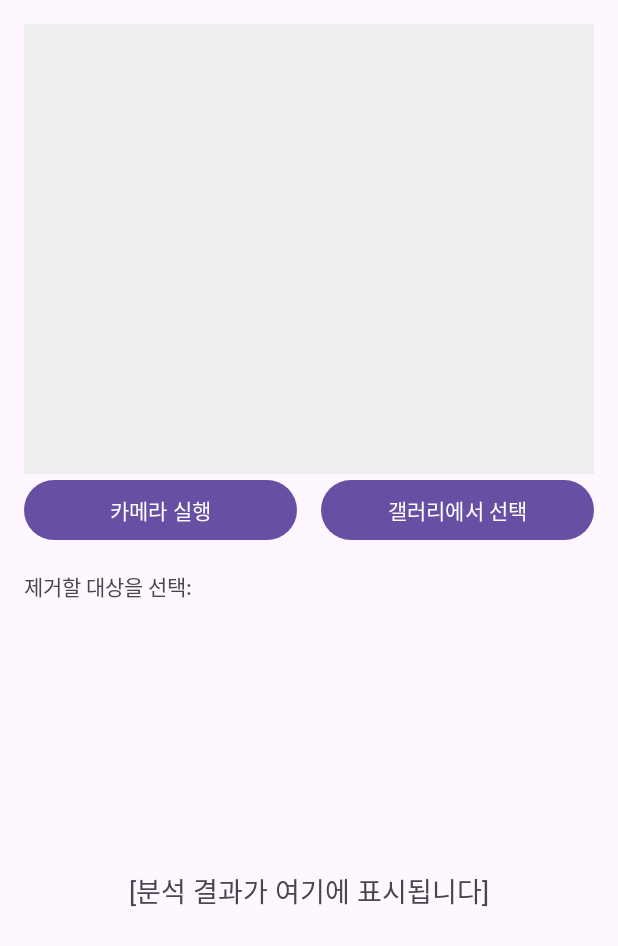
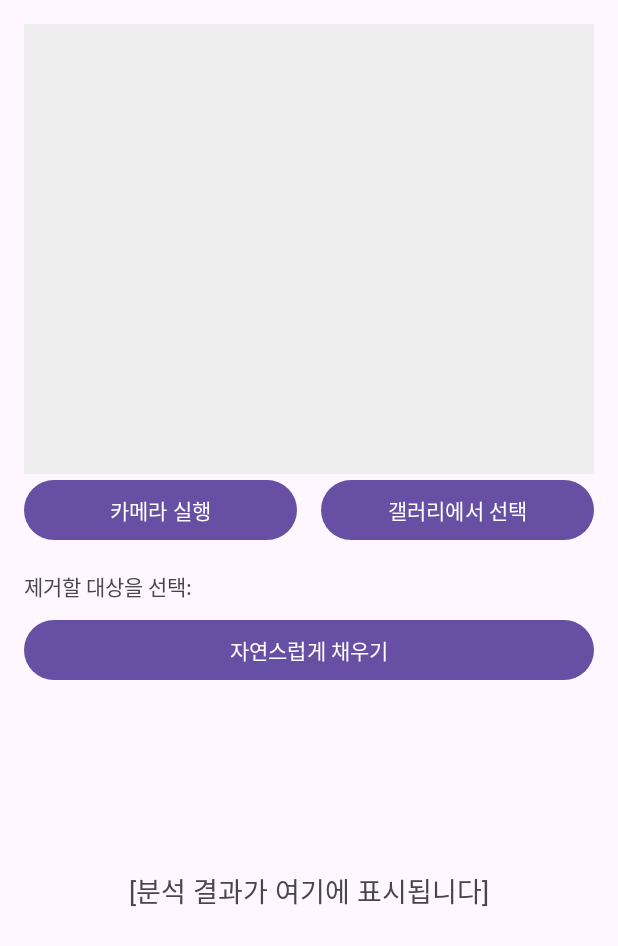
Before and after one commit to chaeun00/WootecoOnDeviceAI, an Android app: the screen it shows after launch (MainActivity), on a phone screen of 412 x 824 dp. Shown: the top 946 px of the screen. Run offline under Robolectric (Android 15) with nearby library versions, the phone set to English and light mode, and no system bars.

Commit message:
feat: '자연스럽게 채우기' 기능 UI 연동
- '자연스럽게 채우기' 버튼을 레이아웃에 추가하고 클릭 이벤트를 연결함.
- 버튼 클릭 시:
    1. 현재 '구멍 뚫린' 비트맵을 가져옴.
    2. 백그라운드 스레드에서 '픽셀 채우기' 알고리즘을 실행.
    3. 완료되면, 투명 영역이 채워진 최종 이미지를 화면에 표시함.
    4. "픽셀 채우기 완료" 메시지를 UI에 업데이트함.

```diff
--- a/app/src/main/res/layout/activity_main.xml
+++ b/app/src/main/res/layout/activity_main.xml
@@ -67,6 +67,17 @@
             app:singleLine="true" />
     </HorizontalScrollView>
 
+    <Button
+        android:id="@+id/btn_inpaint"
+        android:layout_width="0dp"
+        android:layout_height="wrap_content"
+        android:layout_marginHorizontal="16dp"
+        android:layout_marginTop="8dp"
+        android:text="@string/button_inpaint"
+        app:layout_constraintTop_toBottomOf="@id/hsv_chip_container"
+        app:layout_constraintStart_toStartOf="parent"
+        app:layout_constraintEnd_toEndOf="parent" />
+
     <TextView
         android:id="@+id/tv_result"
         android:layout_width="0dp"
--- a/app/src/main/res/values/strings.xml
+++ b/app/src/main/res/values/strings.xml
@@ -12,4 +12,7 @@
 
     <string name="label_segmentation_chips">제거할 대상을 선택:</string>
     <string name="text_removal_complete">\'%1$s\' 제거 완료</string>
+
+    <string name="button_inpaint">자연스럽게 채우기</string>
+    <string name="text_inpaint_complete">픽셀 채우기 완료</string>
 </resources>
```
Also changed, not shown: app/src/main/java/com/example/wootecoondeviceai/MainActivity.kt (+38 -4 lines), app/src/main/java/com/example/wootecoondeviceai/ml/InpainterService.kt (+27 -6 lines), 1 other file.
